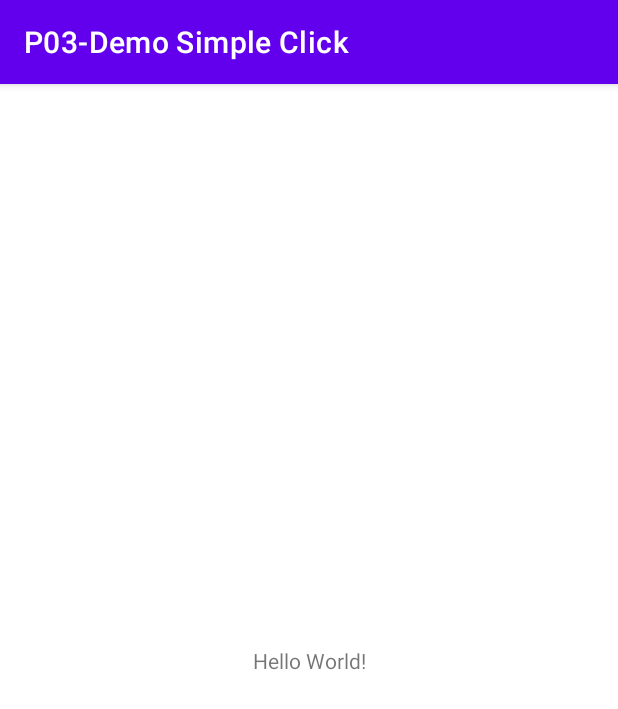
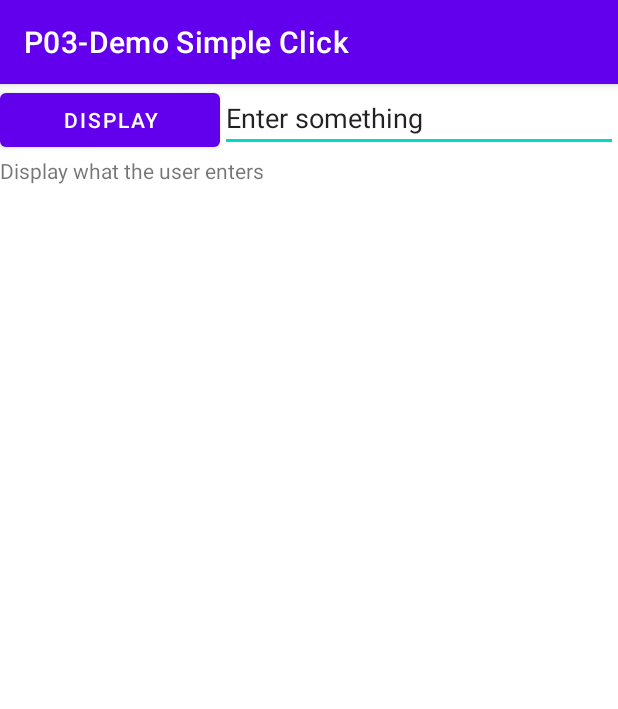
Before and after one commit to Destiny28191/P03-Demo-Simple-Click, an Android app: the screen it shows after launch (MainActivity), on a phone screen of 412 x 824 dp. Shown: the top 709 px of the screen. Run offline under Robolectric (Android 15) with nearby library versions, the phone set to English and light mode, and no system bars.

Commit message:
new layout file

```diff
--- a/app/src/main/java/sg/edu/rp/c346/id20022098/p03_demosimpleclick/MainActivity.java
+++ b/app/src/main/java/sg/edu/rp/c346/id20022098/p03_demosimpleclick/MainActivity.java
@@ -3,12 +3,23 @@ package sg.edu.rp.c346.id20022098.p03_demosimpleclick;
 import androidx.appcompat.app.AppCompatActivity;
 
 import android.os.Bundle;
+import android.widget.Button;
+import android.widget.EditText;
+import android.widget.TextView;
 
 public class MainActivity extends AppCompatActivity {
+
+    TextView tvDisplay;
+    Button buttonDisplay;
+    EditText editInput;
 
     @Override
     protected void onCreate(Bundle savedInstanceState) {
         super.onCreate(savedInstanceState);
         setContentView(R.layout.activity_main);
+
+        tvDisplay =findViewById(R.id.textViewDisplay);
+        buttonDisplay =findViewById(R.id.buttonDisplay);
+        editInput =findViewById(R.id.editTextInput);
     }
 }
--- a/app/src/main/res/layout/activity_main.xml
+++ b/app/src/main/res/layout/activity_main.xml
@@ -1,18 +1,38 @@
 <?xml version="1.0" encoding="utf-8"?>
-<androidx.constraintlayout.widget.ConstraintLayout xmlns:android="http://schemas.android.com/apk/res/android"
-    xmlns:app="http://schemas.android.com/apk/res-auto"
-    xmlns:tools="http://schemas.android.com/tools"
+<LinearLayout xmlns:android="http://schemas.android.com/apk/res/android"
     android:layout_width="match_parent"
     android:layout_height="match_parent"
-    tools:context=".MainActivity">
+    android:orientation="vertical">
+
+
+    <LinearLayout
+        android:layout_width="match_parent"
+        android:layout_height="wrap_content"
+        android:orientation="horizontal">
+
+        <Button
+            android:id="@+id/buttonDisplay"
+            android:layout_width="wrap_content"
+            android:layout_height="wrap_content"
+            android:layout_weight="1"
+            android:text="@string/buttonDisplay" />
+
+        <EditText
+            android:id="@+id/editTextInput"
+            android:layout_width="wrap_content"
+            android:layout_height="wrap_content"
+            android:layout_weight="1"
+            android:ems="10"
+            android:hint="Plain text"
+            android:inputType="textPersonName"
+            android:text="@string/enterSomething" />
+
+    </LinearLayout>
 
     <TextView
-        android:layout_width="wrap_content"
+        android:id="@+id/textViewDisplay"
+        android:layout_width="match_parent"
         android:layout_height="wrap_content"
-        android:text="Hello World!"
-        app:layout_constraintBottom_toBottomOf="parent"
-        app:layout_constraintLeft_toLeftOf="parent"
-        app:layout_constraintRight_toRightOf="parent"
-        app:layout_constraintTop_toTopOf="parent" />
+        android:text="@string/textViewDisplay" />
 
-</androidx.constraintlayout.widget.ConstraintLayout>
+</LinearLayout>
--- /dev/null
+++ b/app/src/main/res/layout/layout_github.xml
@@ -0,0 +1,6 @@
+<?xml version="1.0" encoding="utf-8"?>
+<LinearLayout xmlns:android="http://schemas.android.com/apk/res/android"
+    android:layout_width="match_parent"
+    android:layout_height="match_parent">
+
+</LinearLayout>
--- a/app/src/main/res/values/strings.xml
+++ b/app/src/main/res/values/strings.xml
@@ -1,3 +1,6 @@
 <resources>
     <string name="app_name">P03-Demo Simple Click</string>
+    <string name="buttonDisplay">Display</string>
+    <string name="enterSomething">Enter something</string>
+    <string name="textViewDisplay">Display what the user enters</string>
 </resources>
```
